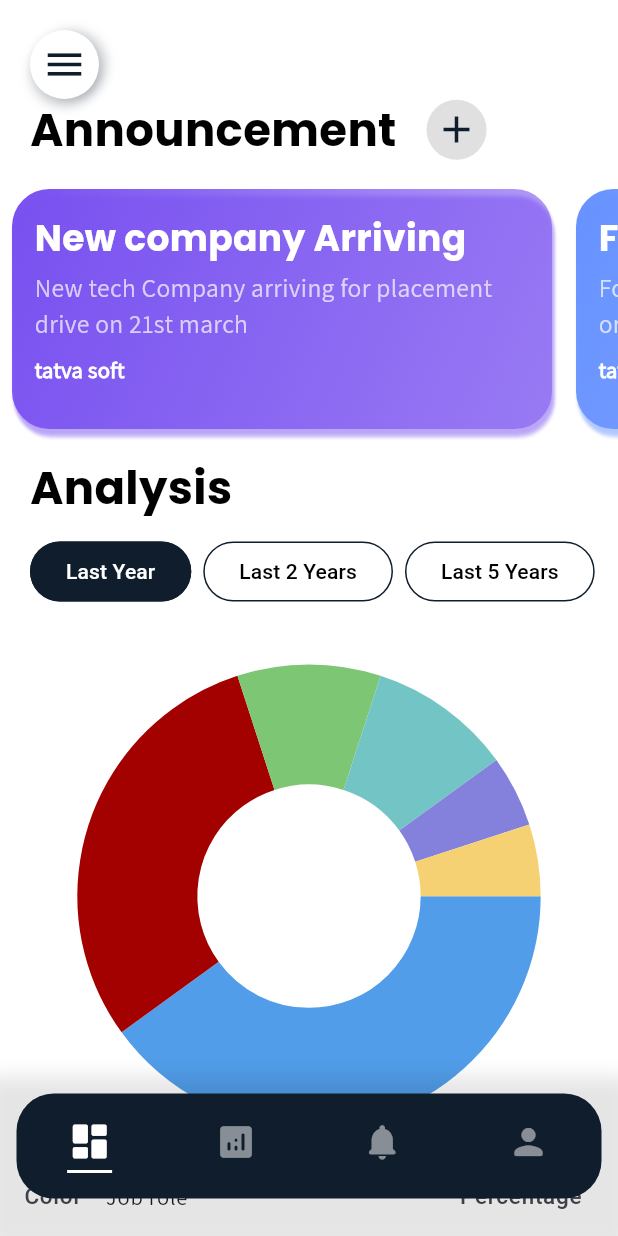
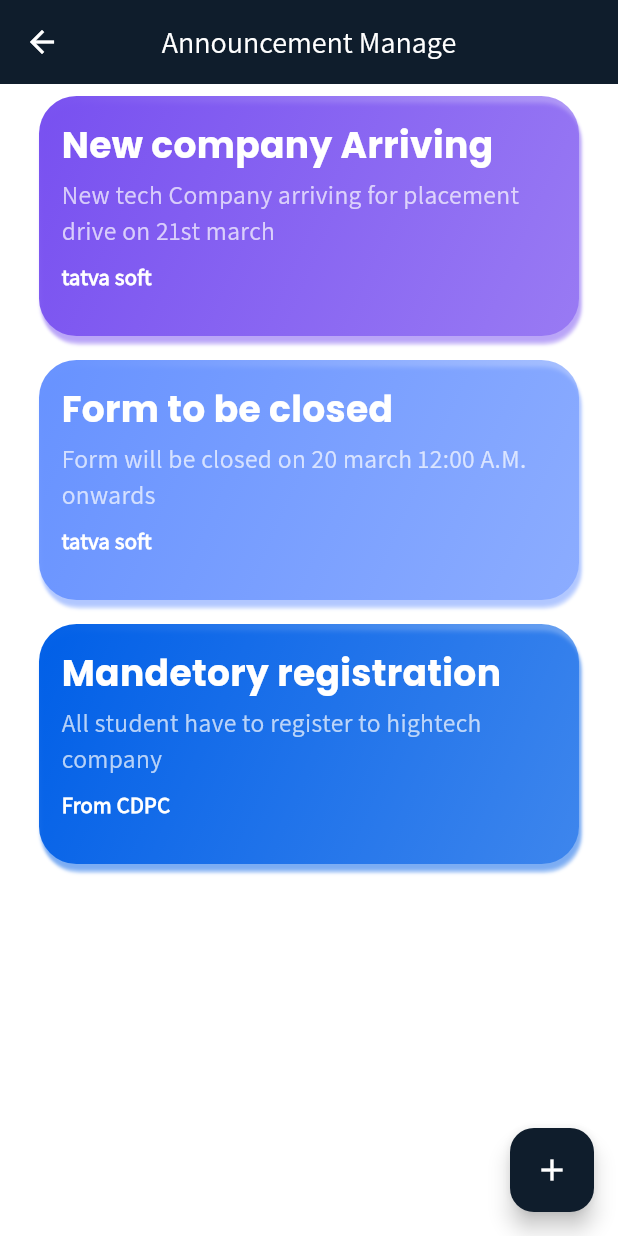
Before and after one commit to Darshil-05/SGP-Project, a Flutter app: the Home screen opened by its route, after a tap on the "add" icon, on a phone screen of 412 x 824 dp. Run offline on Flutter 3.47's test engine with Material 3 defaults, Android fonts, the phone set to English and light mode, and no system bars; drawn by our look-alikes of pie_chart; missing offline and left inert: dart:ffi.

Commit message:
Minor update

```diff
--- a/charusat_recruitment/lib/screens/home.dart
+++ b/charusat_recruitment/lib/screens/home.dart
@@ -47,6 +47,7 @@ class _HomeState extends State<Home> with TickerProviderStateMixin {
   }
   @override
   void initState() {
+    SystemChrome.setSystemUIOverlayStyle(SystemUiOverlayStyle.dark);
     _animationController = AnimationController(
       duration: const Duration(milliseconds: 200),
       upperBound: 1,
--- a/charusat_recruitment/lib/screens/models/announcement_model.dart
+++ b/charusat_recruitment/lib/screens/models/announcement_model.dart
@@ -1,33 +1,37 @@
 import 'package:flutter/material.dart';
 
 class AnnouncementModel {
+  final UniqueKey id;
+  final String title;
+  final String subtitle;
+  final String companyName;
+  final Color color;
+
   AnnouncementModel({
-    this.id,
-    this.title = "",
-    this.subtitle = "",
-    this.companyName,
-    this.color = Colors.white,
+    required this.id, // unique ID
+    required this.title,
+    required this.subtitle,
+    required this.companyName,
+    required this.color,
   });
-
-  UniqueKey? id = UniqueKey();
-  String title, subtitle;
-  String? companyName;
-  Color color;
 
   static List<AnnouncementModel> annouce  = [
     AnnouncementModel(
+      id: UniqueKey(),
       title: "New company Arriving",
       subtitle: "New tech Company arriving for placement drive on 21st march",
       companyName: "tatva soft",
       color: const Color(0xff7850f0)
     ),
     AnnouncementModel(
+      id: UniqueKey(),
       title: "Form to be closed",
       subtitle: "Form will be closed on 20 march 12:00 A.M. onwards",
       companyName: "tatva soft",
       color: const Color(0xff6792ff)
     ),
     AnnouncementModel(
+      id: UniqueKey(),
       title: "Mandetory registration",
       subtitle: "All student have to register to hightech company",
       companyName: "From CDPC",
@@ -35,3 +39,43 @@ class AnnouncementModel {
     ),
   ];
 }
+
+// class AnnouncementModel {
+//   class AnnouncementModel {
+//   final String id;
+//   final String title;
+//   final String subtitle;
+//   final String companyName;
+//   final Color color;
+
+//   AnnouncementModel({
+//     required this.id, // unique ID
+//     required this.title,
+//     required this.subtitle,
+//     required this.companyName,
+//     required this.color,
+//   });
+
+
+  // static List<AnnouncementModel> annouce  = [
+  //   AnnouncementModel(
+  //     title: "New company Arriving",
+  //     subtitle: "New tech Company arriving for placement drive on 21st march",
+  //     companyName: "tatva soft",
+  //     color: const Color(0xff7850f0)
+  //   ),
+  //   AnnouncementModel(
+  //     title: "Form to be closed",
+  //     subtitle: "Form will be closed on 20 march 12:00 A.M. onwards",
+  //     companyName: "tatva soft",
+  //     color: const Color(0xff6792ff)
+  //   ),
+  //   AnnouncementModel(
+  //     title: "Mandetory registration",
+  //     subtitle: "All student have to register to hightech company",
+  //     companyName: "From CDPC",
+  //     color: const Color(0xff005fe7)
+  //   ),
+  // ];
+// }
+// }
--- a/charusat_recruitment/lib/screens/screens_after_auth/home_after_auth.dart
+++ b/charusat_recruitment/lib/screens/screens_after_auth/home_after_auth.dart
@@ -23,6 +23,7 @@ class _HomeAppState extends State<HomeApp> {
         color: Color(0xff0f1d2c),
         backgroundColor: Colors.white,
         onRefresh: () {
+          setState(() {});
           return Future.delayed(Duration(seconds: 2), () {
             print("Hello World");
           });
@@ -32,7 +33,7 @@ class _HomeAppState extends State<HomeApp> {
             top: MediaQuery.of(context).padding.top + 65,
             bottom: MediaQuery.of(context).padding.bottom,
           ),
-          physics: BouncingScrollPhysics(
+          physics: const BouncingScrollPhysics(
               decelerationRate: ScrollDecelerationRate.normal),
           child: Column(
             crossAxisAlignment: CrossAxisAlignment.start,
@@ -50,10 +51,10 @@ class _HomeAppState extends State<HomeApp> {
                     ),
                     InkWell(
                       onTap: () {
-
+                        Navigator.of(context).pushNamed('/announcement');
                       },
                       child: Container(
-                        padding: EdgeInsets.all(5),
+                        padding: const EdgeInsets.all(5),
                         decoration: BoxDecoration(
                           shape: BoxShape.circle,
                           color: Colors.grey.shade300,
@@ -70,13 +71,24 @@ class _HomeAppState extends State<HomeApp> {
               const SizedBox(height: 10),
               SingleChildScrollView(
                 scrollDirection: Axis.horizontal,
-                child: Row(
+                child: _announce.length != 0
+                    ? Row(
                         children: _announce
                             .map((announce) => Padding(
                                   padding: const EdgeInsets.all(8.0),
                                   child: AnnounceCard(announce: announce),
                                 ))
                             .toList(),
+                      )
+                    : Padding(
+                        padding: const EdgeInsets.all(8.0),
+                        child: AnnounceCard(
+                            announce: AnnouncementModel(
+                                id: UniqueKey(),
+                                title: "No Announcement",
+                                subtitle: " ",
+                                companyName: " ",
+                                color: const Color(0xff005fe7))),
                       ),
               ),
               const SizedBox(height: 10),
```
Also changed, not shown: charusat_recruitment/lib/main.dart (+9 -4 lines), charusat_recruitment/lib/screens/screens_after_auth/announcement_manage.dart (added, +277 -0 lines). Lines whose indentation alone changed are shown as unchanged.
